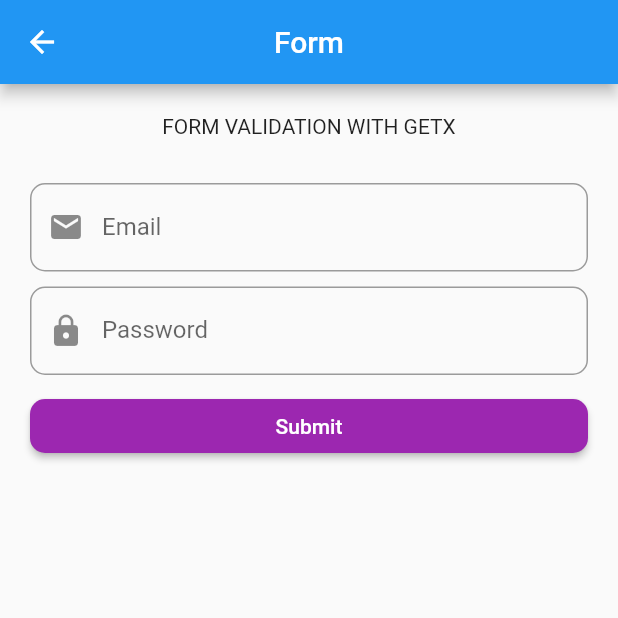
After one commit to moseskamira/Getx-Demo, a Flutter app: the screen it shows after launch, after a tap on "SHOW FORM", on a phone screen of 412 x 824 dp, the top half of it. The commit adds this screen. Run offline on Flutter 3.47's test engine with Material 2 defaults, Android fonts, the phone set to English and light mode, and no system bars; our stand-ins replace connectivity_plus, dio, flutter_html, get, image_cropper, image_picker and 2 more; missing offline and left inert: local_auth_android, local_auth_ios; generated files the repository leaves out were written again.

```diff
--- /dev/null
+++ b/lib/controllers/form_controller.dart
@@ -0,0 +1,55 @@
+import 'package:flutter/material.dart';
+import 'package:get/get.dart';
+import 'package:get_x_app/utils/toast_message.dart';
+
+class FormController extends GetxController {
+  late TextEditingController emailController, passwordController;
+  final GlobalKey<FormState> signInFormKey = GlobalKey<FormState>();
+  late String email;
+  late String password;
+
+  void checkForm() {
+    if (signInFormKey.currentState!.validate()) {
+      signInFormKey.currentState!.save();
+      email = emailController.text.trim();
+      password = passwordController.text.trim();
+      print('EMAIL: $email');
+      print('PASSWORD: $password');
+      showSnackBar('Form Validated Successfully', error: false);
+    } else {
+      return;
+    }
+  }
+
+  String? validateFormInPuts(String input, TextInputType inputType) {
+    if (inputType == TextInputType.emailAddress) {
+      if (!GetUtils.isEmail(input)) {
+        return 'Provide a valid emailAddress';
+      } else {
+        return null;
+      }
+    } else if (inputType == TextInputType.visiblePassword) {
+      if (input.length < 6) {
+        return 'Password MUST contain more than 5 characters';
+      } else {
+        return null;
+      }
+    } else {
+      return null;
+    }
+  }
+
+  @override
+  void onInit() {
+    super.onInit();
+    emailController = TextEditingController();
+    passwordController = TextEditingController();
+  }
+
+  @override
+  void onClose() {
+    super.onClose();
+    emailController.dispose();
+    passwordController.dispose();
+  }
+}
--- a/lib/controllers/image_controller.dart
+++ b/lib/controllers/image_controller.dart
@@ -2,11 +2,14 @@ import 'dart:io';
 import 'package:flutter/services.dart';
 import 'package:get/get.dart';
 import 'package:get_x_app/utils/toast_message.dart';
+import 'package:image_cropper/image_cropper.dart';
 import 'package:image_picker/image_picker.dart';
 
 class ImageController extends GetxController {
   var selectedImagePath = ''.obs;
   var selectedImageSize = ''.obs;
+  var croppedImagePath = ''.obs;
+  var compressedImagePath = ''.obs;
 
   void getImage(ImageSource imageSource) async {
     final pickedImage = await ImagePicker().pickImage(source: imageSource);
@@ -15,6 +18,15 @@ class ImageController extends GetxController {
         selectedImagePath.value = pickedImage.path;
         selectedImageSize.value =
             '${((File(selectedImagePath.value)).lengthSync() / 1024).toStringAsFixed(2)}kb';
+        // final croppedImageFile = await ImageCropper().cropImage(
+        //   sourcePath: selectedImagePath.value,
+        //   maxHeight: 100,
+        //   maxWidth: 100,
+        //   compressFormat: ImageCompressFormat.jpg,
+        // );
+        // if (croppedImageFile != null) {
+        //   croppedImagePath.value = croppedImageFile.path;
+        // }
       } else {
         showSnackBar('No Image Selected', error: true);
       }
--- a/lib/controllers/product_controller.dart
+++ b/lib/controllers/product_controller.dart
@@ -1,4 +1,5 @@
 import 'package:dio/dio.dart';
+import 'package:flutter/cupertino.dart';
 import 'package:get/get.dart';
 import 'package:get_x_app/models/product.dart';
 import '../repositories/product_repository.dart';
@@ -7,11 +8,30 @@ import '../utils/toast_message.dart';
 class ProductController extends GetxController {
   var isLoading = false.obs;
   late ProductRepository productRepository;
-  List<Product> productList = <Product>[].obs;
+  List<Product> productList = List<Product>.empty(growable: true).obs;
+  var scrollPositionMessage = ''.obs;
+  var scrollNotificationMessage = ''.obs;
+  late ScrollController scrollController;
+
+  void initializeScrollController() {
+    scrollController = ScrollController();
+    scrollController.addListener(() {
+      if (scrollController.offset >=
+              scrollController.position.maxScrollExtent &&
+          !scrollController.position.outOfRange) {
+        scrollPositionMessage.value = 'Reached Bottom';
+      } else if (scrollController.offset <=
+              scrollController.position.minScrollExtent &&
+          !scrollController.position.outOfRange) {
+        scrollPositionMessage.value = 'Reached Top';
+      }
+    });
+  }
 
   @override
   void onInit() {
     fetchProducts();
+    initializeScrollController();
     super.onInit();
   }
 
--- a/lib/main.dart
+++ b/lib/main.dart
@@ -4,6 +4,7 @@ import 'package:get_x_app/binding/app_controller_binding.dart';
 import 'package:get_x_app/pages/biometric_page.dart';
 import 'package:get_x_app/pages/product_details_page.dart';
 import 'package:get_x_app/pages/products_page.dart';
+import 'package:get_x_app/pages/sign_in_page.dart';
 import 'package:get_x_app/pages/welcome_page.dart';
 import 'binding/product_controller_binding.dart';
 
@@ -39,6 +40,11 @@ class MyApp extends StatelessWidget {
           page: () => const BiometricPage(),
           transition: Transition.leftToRight,
         ),
+        GetPage(
+          name: '/signIn',
+          page: () => const SignInPage(),
+          transition: Transition.leftToRight,
+        ),
       ],
       theme: ThemeData(
         primarySwatch: Colors.blue,
--- /dev/null
+++ b/lib/pages/sign_in_page.dart
@@ -0,0 +1,95 @@
+import 'package:flutter/material.dart';
+import 'package:flutter/rendering.dart';
+import 'package:get/get.dart';
+import '../controllers/form_controller.dart';
+
+class SignInPage extends GetView<FormController> {
+  const SignInPage({super.key});
+
+  @override
+  Widget build(BuildContext context) {
+    Get.lazyPut(() => FormController());
+    return Scaffold(
+      appBar: AppBar(
+        title: const Text('Form'),
+        centerTitle: true,
+      ),
+      body: Column(
+        children: [
+          const SizedBox(height: 20),
+          const Text('FORM VALIDATION WITH GETX'),
+          const SizedBox(height: 10),
+          SingleChildScrollView(
+            child: Form(
+              key: controller.signInFormKey,
+              child: Padding(
+                padding: const EdgeInsets.all(20),
+                child: Column(
+                  children: [
+                    TextFormField(
+                      decoration: InputDecoration(
+                        border: OutlineInputBorder(
+                          borderRadius: BorderRadius.circular(10),
+                        ),
+                        labelText: 'Email',
+                        prefixIcon: const Icon(Icons.email),
+                        floatingLabelBehavior: FloatingLabelBehavior.never,
+                      ),
+                      keyboardType: TextInputType.emailAddress,
+                      controller: controller.emailController,
+                      textInputAction: TextInputAction.done,
+                      validator: (value) {
+                        return controller.validateFormInPuts(
+                            value!.trim(), TextInputType.emailAddress);
+                      },
+                    ),
+                    const SizedBox(height: 10),
+                    TextFormField(
+                      decoration: InputDecoration(
+                        border: OutlineInputBorder(
+                          borderRadius: BorderRadius.circular(10),
+                        ),
+                        labelText: 'Password',
+                        prefixIcon: const Icon(Icons.lock),
+                        floatingLabelBehavior: FloatingLabelBehavior.never,
+                      ),
+                      keyboardType: TextInputType.visiblePassword,
+                      obscureText: true,
+                      controller: controller.passwordController,
+                      textInputAction: TextInputAction.done,
+                      validator: (value) {
+                        return controller.validateFormInPuts(
+                            value!.trim(), TextInputType.visiblePassword);
+                      },
+                    ),
+                    const SizedBox(height: 10),
+                    ConstrainedBox(
+                      constraints: BoxConstraints.tightFor(width: Get.width),
+                      child: ElevatedButton(
+                        style: ButtonStyle(
+                          shape: MaterialStateProperty.all(
+                            RoundedRectangleBorder(
+                              borderRadius: BorderRadius.circular(10),
+                            ),
+                          ),
+                          backgroundColor:
+                              MaterialStateProperty.all(Colors.purple),
+                          padding: MaterialStateProperty.all(
+                              const EdgeInsets.all(10)),
+                        ),
+                        onPressed: () {
+                          controller.checkForm();
+                        },
+                        child: const Text('Submit'),
+                      ),
+                    )
+                  ],
+                ),
+              ),
+            ),
+          ),
+        ],
+      ),
+    );
+  }
+}
--- a/lib/pages/welcome_page.dart
+++ b/lib/pages/welcome_page.dart
@@ -69,10 +69,12 @@ class WelcomePage extends StatelessWidget {
                   )
                 : Image.file(
                     File(Get.find<ImageController>().selectedImagePath.value),
+                    width: 200,
+                    height: 100,
                   ),
           ),
           Obx(
-            () => Get.find<ImageController>().selectedImageSize.isNotEmpty
+            () => Get.find<ImageController>().selectedImageSize.isEmpty
                 ? const Text(
                     '',
                     style: TextStyle(fontSize: 0),
@@ -92,7 +94,15 @@ class WelcomePage extends StatelessWidget {
               onPressed: () {
                 Get.toNamed('/biometrics');
               },
-              child: const Text('Go TO BIOMETRIC SCREEN'),
+              child: const Text('SHOW BIOMETRIC SCREEN'),
+            ),
+          ),
+          Center(
+            child: ElevatedButton(
+              onPressed: () {
+                Get.toNamed('/signIn');
+              },
+              child: const Text('SHOW FORM'),
             ),
           ),
         ],
```
Also changed, not shown: lib/controllers/biometrics_controller.dart (+12 -7 lines), lib/pages/products_page.dart (+52 -6 lines).
